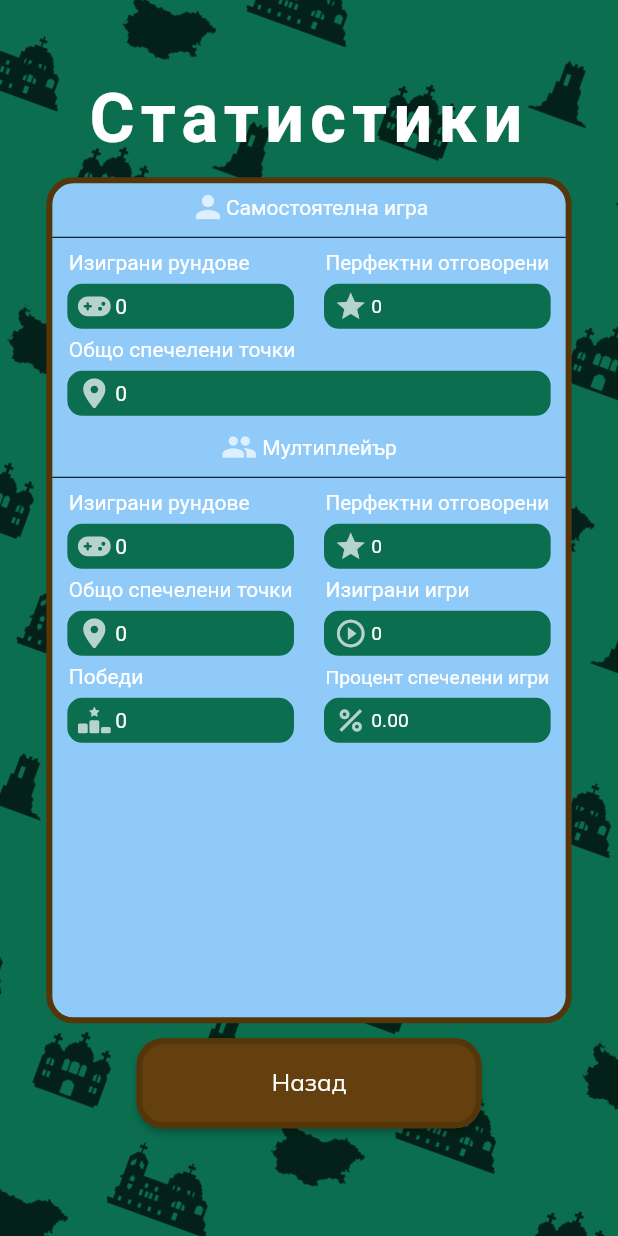
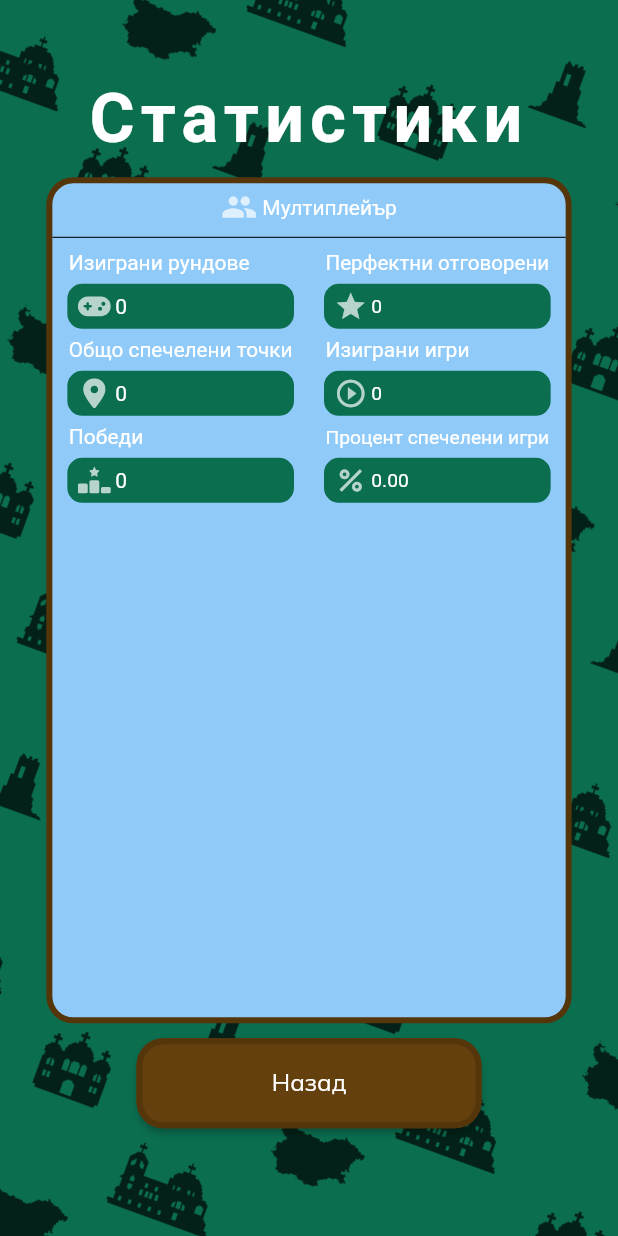
Before and after one commit to guess-bulgaria/guess_bulgaria, a Flutter app: the screen it shows after launch, after a tap on "Моите статистики", on a phone screen of 412 x 824 dp. Run offline on Flutter 3.47's test engine with Material 2 defaults, Android fonts, the phone set to English and light mode, and no system bars; our stand-ins replace audioplayers, dio, expandable, flutter_dotenv, flutter_keyboard_visibility, flutter_mobx and 7 more; missing offline and left inert: mapbox_gl; network calls fail; Roboto replaces fonts that are missing (Amatic Sc).

Commit message:
Game icon and name, removed tabs, fixed todo

```diff
--- a/lib/pages/lobby_page.dart
+++ b/lib/pages/lobby_page.dart
@@ -296,8 +296,7 @@ class _LobbyPageState extends State<LobbyPage> {
                                           child: NavigationButton(
                                             text: "Старт",
                                             onPressed:
-                                                //todo > 1
-                                                players.length > 0
+                                                players.length > 1
                                                     ? start
                                                     : null,
                                           ),
--- a/lib/pages/main_page.dart
+++ b/lib/pages/main_page.dart
@@ -193,11 +193,11 @@ class _MainPageState extends State<MainPage> {
                         ],
                       ),
                     ),
-                    NavigationButton(
-                      icon: Icons.person,
-                      text: 'Самостоятелна игра',
-                      onPressed: playSingle,
-                    ),
+                    // NavigationButton(
+                    //   icon: Icons.person,
+                    //   text: 'Самостоятелна игра',
+                    //   onPressed: playSingle,
+                    // ),
                     Observer(builder: (_) {
                       return NavigationButton(
                         icon: Icons.people,
@@ -301,11 +301,11 @@ class _MainPageState extends State<MainPage> {
                         );
                       }),
                     ),
-                    NavigationButton(
-                      icon: Icons.landscape,
-                      text: 'Забележителности',
-                      onPressed: landmarks,
-                    ),
+                    // NavigationButton(
+                    //   icon: Icons.landscape,
+                    //   text: 'Забележителности',
+                    //   onPressed: landmarks,
+                    // ),
                     NavigationButton(
                       icon: Icons.account_box,
                       text: 'Моите статистики',
--- a/lib/pages/stats_page.dart
+++ b/lib/pages/stats_page.dart
@@ -82,38 +82,38 @@ class _StatsPageState extends State<StatsPage> {
               crossAxisAlignment: CrossAxisAlignment.center,
               mainAxisAlignment: MainAxisAlignment.start,
               children: [
-                Padding(
-                  padding: const EdgeInsets.only(top: 4),
-                  child: Row(
-                    mainAxisAlignment: MainAxisAlignment.center,
-                    children: [
-                      Icon(Icons.person,
-                          color: Theme.of(context).secondaryHeaderColor),
-                      const Text("Самостоятелна игра")
-                    ],
-                  ),
-                ),
-                const Divider(thickness: 0.7),
-                Row(
-                  mainAxisAlignment: MainAxisAlignment.center,
-                  children: [
-                    for (int j = 0; j < 2; j++)
-                      Expanded(
-                        child: Badge(
-                          title: singleStatsData[j]['title'],
-                          text: '${singleStatsData[j]['value']}',
-                          icon: singleStatsData[j]['icon'],
-                          image: singleStatsData[j]['image'],
-                        ),
-                      )
-                  ],
-                ),
-                Badge(
-                  title: singleStatsData[2]['title'],
-                  text: '${singleStatsData[2]['value']}',
-                  icon: singleStatsData[2]['icon'],
-                  image: singleStatsData[2]['image'],
-                ),
+                // Padding(
+                //   padding: const EdgeInsets.only(top: 4),
+                //   child: Row(
+                //     mainAxisAlignment: MainAxisAlignment.center,
+                //     children: [
+                //       Icon(Icons.person,
+                //           color: Theme.of(context).secondaryHeaderColor),
+                //       const Text("Самостоятелна игра")
+                //     ],
+                //   ),
+                // ),
+                // const Divider(thickness: 0.7),
+                // Row(
+                //   mainAxisAlignment: MainAxisAlignment.center,
+                //   children: [
+                //     for (int j = 0; j < 2; j++)
+                //       Expanded(
+                //         child: Badge(
+                //           title: singleStatsData[j]['title'],
+                //           text: '${singleStatsData[j]['value']}',
+                //           icon: singleStatsData[j]['icon'],
+                //           image: singleStatsData[j]['image'],
+                //         ),
+                //       )
+                //   ],
+                // ),
+                // Badge(
+                //   title: singleStatsData[2]['title'],
+                //   text: '${singleStatsData[2]['value']}',
+                //   icon: singleStatsData[2]['icon'],
+                //   image: singleStatsData[2]['image'],
+                // ),
                 Padding(
                   padding: const EdgeInsets.only(top: 4),
                   child: Row(
```
Also changed, not shown: 21 other files.
